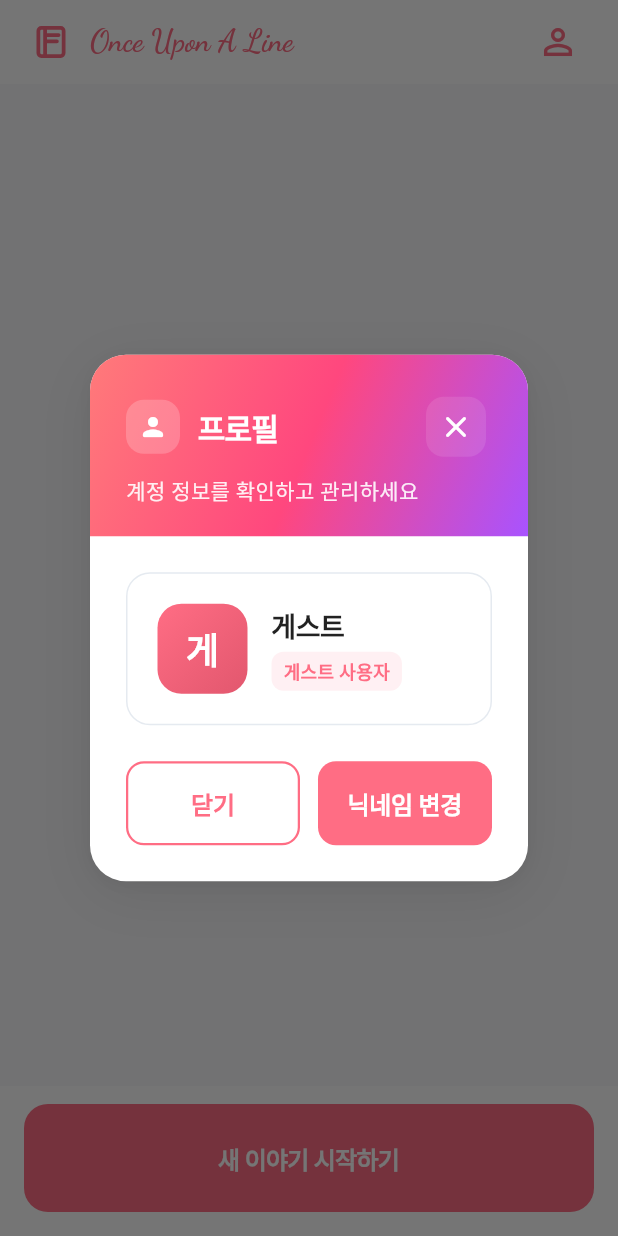
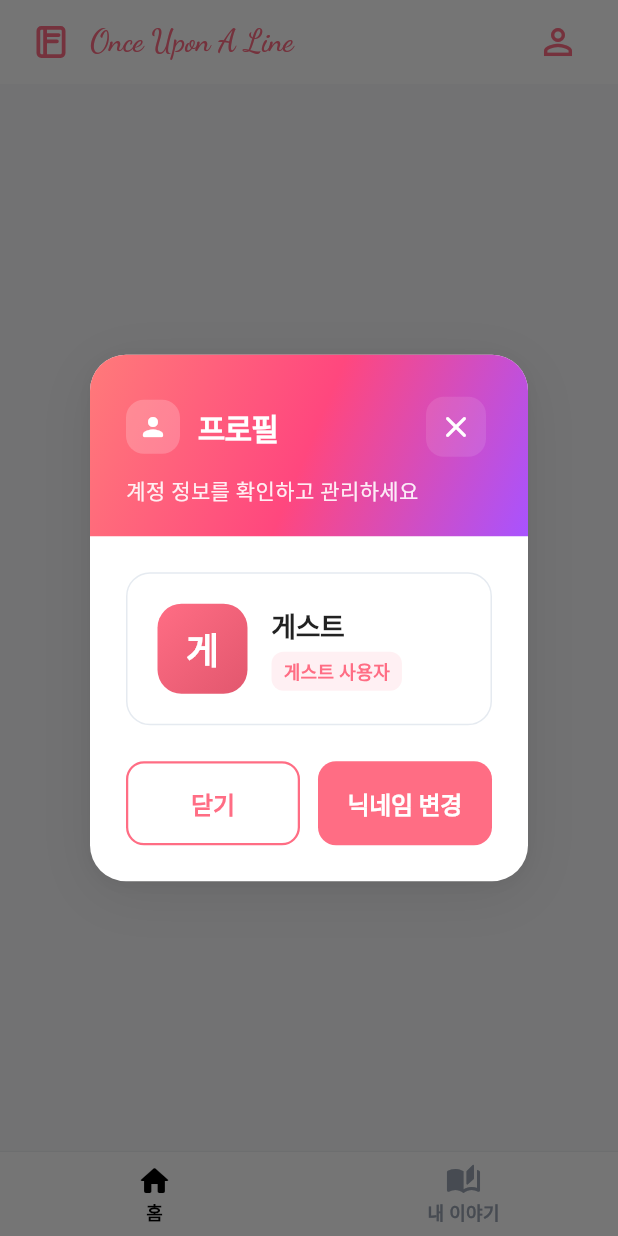
Before and after one commit to devsoob/once-upon-a-line, a Flutter app: the screen it shows after launch, after a tap on the "person outline" icon, on a phone screen of 412 x 824 dp. Run offline on Flutter 3.47's test engine with Material 3 defaults, Android fonts, the phone set to English and light mode, and no system bars; our stand-ins replace cloud_firestore, firebase_auth, firebase_core, get_it, go_router, google_fonts and 2 more; accounts and stored records are empty; network calls fail; Roboto replaces fonts that are missing (Pretendard).

Commit message:
Feat: 마이 페이지 추가

```diff
--- a/lib/core/routers/app_router.dart
+++ b/lib/core/routers/app_router.dart
@@ -5,6 +5,8 @@ import 'package:once_upon_a_line/features/story_rooms/presentation/pages/story_r
 import 'package:once_upon_a_line/app/data/models/story_room.dart';
 import 'package:once_upon_a_line/features/splash/presentation/pages/splash_page.dart';
 import 'package:once_upon_a_line/core/routers/router_name.dart';
+import 'package:once_upon_a_line/features/my_stories/presentation/pages/my_stories_page.dart';
+import 'package:once_upon_a_line/features/root/presentation/pages/root_shell.dart';
 
 class AppRouter {
   AppRouter._();
@@ -19,12 +21,24 @@ class AppRouter {
           return const MaterialPage<void>(child: SplashPage());
         },
       ),
+      ShellRoute(
+        builder: (context, state, child) => RootShell(child: child),
+        routes: <RouteBase>[
           GoRoute(
             path: homeRoutePath,
             name: homeRouteName,
             pageBuilder: (BuildContext context, GoRouterState state) {
               return const MaterialPage<void>(child: StoryRoomsHomePage());
             },
+          ),
+          GoRoute(
+            path: myStoriesRoutePath,
+            name: myStoriesRouteName,
+            pageBuilder: (BuildContext context, GoRouterState state) {
+              return const MaterialPage<void>(child: MyStoriesPage());
+            },
+          ),
+        ],
       ),
       GoRoute(
         path: storyDetailRoutePath,
--- a/lib/core/routers/router_name.dart
+++ b/lib/core/routers/router_name.dart
@@ -1,8 +1,10 @@
 const splashRoutePath = '/splash';
 const homeRoutePath = '/';
-const storyDetailRoutePath = '/story/:id';
+const myStoriesRoutePath = '/my';
+const storyDetailRoutePath = '/story';
 
 // Route names for go_router
 const String splashRouteName = 'splash';
 const String homeRouteName = 'home';
+const String myStoriesRouteName = 'myStories';
 const String storyDetailRouteName = 'storyDetail';
--- /dev/null
+++ b/lib/features/root/presentation/pages/root_shell.dart
@@ -0,0 +1,78 @@
+import 'package:flutter/material.dart';
+import 'package:go_router/go_router.dart';
+import 'package:once_upon_a_line/core/routers/router_name.dart';
+
+class RootShell extends StatelessWidget {
+  const RootShell({super.key, required this.child});
+
+  final Widget child;
+
+  int _indexFromLocation(String location) {
+    if (location.startsWith(myStoriesRoutePath)) return 1;
+    return 0; // default home
+  }
+
+  void _onTap(BuildContext context, int index) {
+    switch (index) {
+      case 0:
+        context.go(homeRoutePath);
+        break;
+      case 1:
+        context.go(myStoriesRoutePath);
+        break;
+    }
+  }
+
+  @override
+  Widget build(BuildContext context) {
+    final String location = GoRouterState.of(context).uri.toString();
+    final int currentIndex = _indexFromLocation(location);
+
+    return Scaffold(
+      body: child,
+      bottomNavigationBar: Container(
+        decoration: const BoxDecoration(
+          color: Colors.white,
+          border: Border(
+            top: BorderSide(color: Color(0xFFEDEFF2), width: 0.8),
+          ),
+        ),
+        child: SafeArea(
+          top: false,
+          child: Theme(
+            data: Theme.of(context).copyWith(
+              splashFactory: NoSplash.splashFactory,
+              splashColor: Colors.transparent,
+              highlightColor: Colors.transparent,
+            ),
+            child: BottomNavigationBar(
+              currentIndex: currentIndex,
+              onTap: (i) => _onTap(context, i),
+              backgroundColor: Colors.white,
+              elevation: 0,
+              type: BottomNavigationBarType.fixed,
+              showSelectedLabels: true,
+              showUnselectedLabels: true,
+              selectedItemColor: Colors.black,
+              unselectedItemColor: const Color(0xFF9AA4B2),
+              selectedLabelStyle: const TextStyle(fontWeight: FontWeight.w600, fontSize: 12),
+              unselectedLabelStyle: const TextStyle(fontWeight: FontWeight.w600, fontSize: 12),
+              items: const [
+                BottomNavigationBarItem(
+                  icon: Icon(Icons.home_rounded),
+                  activeIcon: Icon(Icons.home_rounded),
+                  label: '홈',
+                ),
+                BottomNavigationBarItem(
+                  icon: Icon(Icons.auto_stories_rounded),
+                  activeIcon: Icon(Icons.auto_stories_rounded),
+                  label: '내 이야기',
+                ),
+              ],
+            ),
+          ),
+        ),
+      ),
+    );
+  }
+}
--- a/lib/features/story_rooms/presentation/pages/story_rooms_home_page.dart
+++ b/lib/features/story_rooms/presentation/pages/story_rooms_home_page.dart
@@ -11,7 +11,8 @@ import 'package:once_upon_a_line/app/data/services/user_session_service.dart';
 import 'package:once_upon_a_line/app/data/models/user_session.dart';
 import 'package:once_upon_a_line/di.dart';
 import 'package:once_upon_a_line/features/story_rooms/presentation/pages/create_room_dialog.dart';
-import 'package:once_upon_a_line/features/story_rooms/presentation/pages/story_room_detail_page.dart';
+import 'package:go_router/go_router.dart';
+import 'package:once_upon_a_line/core/routers/router_name.dart';
 
 class StoryRoomsHomePage extends StatefulWidget {
   const StoryRoomsHomePage({super.key});
@@ -53,9 +54,7 @@ class _StoryRoomsHomePageState extends State<StoryRoomsHomePage> {
     );
 
     if (room != null && mounted) {
-      final result = await Navigator.of(
-        context,
-      ).push(MaterialPageRoute(builder: (context) => StoryRoomDetailPage(room: room)));
+      final result = await context.pushNamed(storyDetailRouteName, extra: room);
 
       // 뒤로가기 시 새로고침 플래그 설정
       if (result == true) {
@@ -275,7 +274,11 @@ class _StoryRoomsHomePageState extends State<StoryRoomsHomePage> {
                                 onPressed: () {
                                   Navigator.of(context).pop();
                                   WidgetsBinding.instance.addPostFrameCallback((_) {
-                                      if (mounted) _showNicknameEditDialog(continueCreateFlow: continueCreateFlow);
+                                    if (mounted) {
+                                      _showNicknameEditDialog(
+                                        continueCreateFlow: continueCreateFlow,
+                                      );
+                                    }
                                   });
                                 },
                                 style: ElevatedButton.styleFrom(
@@ -366,9 +369,9 @@ class _StoryRoomsHomePageState extends State<StoryRoomsHomePage> {
                               onPressed: () {
                                 final String value = controller.text.trim();
                                 if (value.isEmpty) {
-                                  ScaffoldMessenger.of(context).showSnackBar(
-                                    const SnackBar(content: Text('닉네임을 입력해 주세요.')),
-                                  );
+                                  ScaffoldMessenger.of(
+                                    context,
+                                  ).showSnackBar(const SnackBar(content: Text('닉네임을 입력해 주세요.')));
                                   return;
                                 }
                                 if (value.length > 20) {
@@ -397,7 +400,8 @@ class _StoryRoomsHomePageState extends State<StoryRoomsHomePage> {
     if (newNickname != null && mounted) {
       try {
         final UserSession? current = await _sessionService.getCurrentSession();
-        final UserSession updated = (current ?? UserSession(nickname: '', lastWriteAt: DateTime.fromMillisecondsSinceEpoch(0)))
+        final UserSession updated = (current ??
+                UserSession(nickname: '', lastWriteAt: DateTime.fromMillisecondsSinceEpoch(0)))
             .copyWith(nickname: newNickname, lastWriteAt: DateTime.now());
         await _sessionService.saveSession(updated);
       } catch (e) {
@@ -407,9 +411,7 @@ class _StoryRoomsHomePageState extends State<StoryRoomsHomePage> {
       setState(() {
         _nickname = newNickname;
       });
-      ScaffoldMessenger.of(context).showSnackBar(
-        const SnackBar(content: Text('닉네임이 저장되었습니다.')),
-      );
+      ScaffoldMessenger.of(context).showSnackBar(const SnackBar(content: Text('닉네임이 저장되었습니다.')));
       if (continueCreateFlow) {
         WidgetsBinding.instance.addPostFrameCallback((_) {
           if (mounted) _createRoom();
@@ -419,9 +421,7 @@ class _StoryRoomsHomePageState extends State<StoryRoomsHomePage> {
   }
 
   Future<void> _openRoom(StoryRoom room) async {
-    final result = await Navigator.of(
-      context,
-    ).push(MaterialPageRoute(builder: (context) => StoryRoomDetailPage(room: room)));
+    final result = await context.pushNamed(storyDetailRouteName, extra: room);
 
     // 뒤로가기 시 새로고침 플래그 설정
     if (result == true && mounted) {
@@ -502,37 +502,6 @@ class _StoryRoomsHomePageState extends State<StoryRoomsHomePage> {
             ),
           ),
         ],
-      ),
-      bottomNavigationBar: Container(
-        decoration: BoxDecoration(color: Colors.white),
-        child: SafeArea(
-          child: Padding(
-            padding: EdgeInsets.only(
-              left: 16,
-              right: 16,
-              top: 12,
-              bottom: MediaQuery.of(context).padding.bottom > 0 ? 8 : 16,
-            ),
-            child: SizedBox(
-              width: double.infinity,
-              child: ElevatedButton(
-                onPressed: _createRoom,
-                style: ElevatedButton.styleFrom(
-                  backgroundColor: AppColors.primary,
-                  foregroundColor: Colors.white,
-                  padding: const EdgeInsets.symmetric(vertical: 24),
-                  shape: RoundedRectangleBorder(borderRadius: BorderRadius.circular(16)),
-                  elevation: 0,
-                  shadowColor: Colors.transparent,
-                ),
-                child: const Text(
-                  '새 이야기 시작하기',
-                  style: TextStyle(fontSize: 16, fontWeight: FontWeight.w700, letterSpacing: -0.5),
-                ),
-              ),
-            ),
-          ),
-        ),
       ),
     );
   }
```
Also changed, not shown: lib/features/my_stories/presentation/pages/my_stories_page.dart (added, +229 -0 lines). Lines whose indentation alone changed are shown as unchanged.
